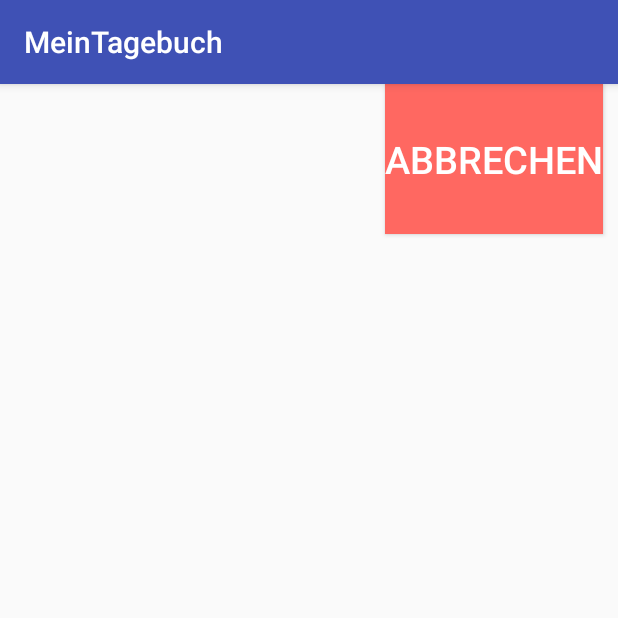
After one commit to winokurow/MeinTagebuch, an Android app: the StatisticActivity screen opened directly, with no data from a screen before it, on a phone screen of 412 x 824 dp, the top half of it. The commit adds this screen. Run offline under Robolectric (Android 15) with nearby library versions, the phone set to English and light mode, and no system bars.

```diff
--- a/meintagebuch/src/main/AndroidManifest.xml
+++ b/meintagebuch/src/main/AndroidManifest.xml
@@ -1,18 +1,30 @@
-<?xml version="1.0" encoding="utf-8"?><manifest xmlns:android="http://schemas.android.com/apk/res/android"
+<?xml version="1.0" encoding="utf-8"?>
+<manifest xmlns:android="http://schemas.android.com/apk/res/android"
     package="ilw.org.meintagebuch">
 
-<application android:allowBackup="true" android:icon="@mipmap/ic_launcher" android:label="@string/app_name"
-    android:roundIcon="@mipmap/ic_launcher_round" android:supportsRtl="true" android:theme="@style/AppTheme">
-    <activity android:name="org.ilw.meintagebuch.activities.MainActivity" android:label="@string/app_name"
-        android:launchMode="singleTop" android:windowSoftInputMode="adjustPan">
+    <application
+        android:allowBackup="true"
+        android:icon="@mipmap/ic_launcher"
+        android:label="@string/app_name"
+        android:roundIcon="@mipmap/ic_launcher_round"
+        android:supportsRtl="true"
+        android:theme="@style/AppTheme">
+        <activity
+            android:name="org.ilw.meintagebuch.activities.MainActivity"
+            android:label="@string/app_name"
+            android:launchMode="singleTop"
+            android:windowSoftInputMode="adjustPan">
             <intent-filter>
                 <action android:name="android.intent.action.MAIN" />
 
                 <category android:name="android.intent.category.LAUNCHER" />
             </intent-filter>
         </activity>
+        <activity
+            android:name="org.ilw.meintagebuch.activities.SettingsActivity"
+            android:label="@string/title_activity_settings"
+            android:theme="@style/AppTheme.NoActionBar" />
+        <activity android:name="org.ilw.meintagebuch.activities.StatisticActivity"></activity>
+    </application>
 
-    <activity android:name="org.ilw.meintagebuch.activities.SettingsActivity" android:label="@string/title_activity_settings"
-        android:theme="@style/AppTheme.NoActionBar"></activity>
-</application>
 </manifest>
--- a/meintagebuch/src/main/java/org/ilw/meintagebuch/activities/MainActivity.java
+++ b/meintagebuch/src/main/java/org/ilw/meintagebuch/activities/MainActivity.java
@@ -112,6 +112,16 @@ public class MainActivity extends AppCompatActivity {
             public void onClick(View view) {
                 save();
                 Intent myIntent = new Intent(MainActivity.this, SettingsActivity.class);
+                startActivityForResult(myIntent, 1);
+            }
+        });
+
+        ImageButton buttonStatistic = (ImageButton) findViewById(R.id.statisticButton);
+        buttonStatistic.setOnClickListener(new View.OnClickListener() {
+
+            public void onClick(View view) {
+                save();
+                Intent myIntent = new Intent(MainActivity.this, StatisticActivity.class);
                 startActivityForResult(myIntent, 1);
             }
         });
--- a/meintagebuch/src/main/java/org/ilw/meintagebuch/activities/SettingsActivity.java
+++ b/meintagebuch/src/main/java/org/ilw/meintagebuch/activities/SettingsActivity.java
@@ -173,10 +173,8 @@ public class SettingsActivity extends AppCompatActivity {
                 .setPositiveButton("OK",
                         new DialogInterface.OnClickListener() {
                             public void onClick(DialogInterface dialog,int id) {
-                                // get user input and set it to result
-                                // edit text
-                                //comments.put(elementName, userInput.getText().toString());
-                                //redraw();
+                                db.addSubject(userInput.getText().toString(), "1", userInput.getText().toString());
+                                recreate();
                             }
                         })
                 .setNegativeButton("Cancel",
--- /dev/null
+++ b/meintagebuch/src/main/java/org/ilw/meintagebuch/activities/StatisticActivity.java
@@ -0,0 +1,29 @@
+package org.ilw.meintagebuch.activities;
+
+import android.content.Intent;
+import android.os.Bundle;
+import android.support.v7.app.AppCompatActivity;
+import android.view.View;
+import android.widget.Button;
+
+import ilw.org.meintagebuch.R;
+
+public class StatisticActivity extends AppCompatActivity {
+
+    @Override
+    protected void onCreate(Bundle savedInstanceState) {
+        super.onCreate(savedInstanceState);
+        setContentView(R.layout.activity_statistic);
+
+        Button abbrechenButton = (Button) findViewById(R.id.btnOK);
+
+        abbrechenButton.setOnClickListener(new View.OnClickListener() {
+
+            public void onClick(View view) {
+                Intent returnIntent = new Intent();
+                setResult(RESULT_CANCELED, returnIntent);
+                finish();
+            }
+        });
+    }
+}
--- /dev/null
+++ b/meintagebuch/src/main/res/layout/activity_statistic.xml
@@ -0,0 +1,44 @@
+<?xml version="1.0" encoding="utf-8"?>
+<RelativeLayout xmlns:android="http://schemas.android.com/apk/res/android"
+    android:id="@+id/mainLayout"
+    android:layout_width="match_parent"
+    android:layout_height="match_parent"
+    >
+    <ScrollView
+        android:layout_alignParentTop="true"
+        android:id="@+id/topLayout"
+        android:layout_width="match_parent"
+        android:layout_height="wrap_content" >
+        <LinearLayout
+            android:id="@+id/dynamic"
+            android:layout_width="match_parent"
+            android:layout_height="match_parent"
+            android:orientation="vertical">
+        </LinearLayout>
+    </ScrollView>
+    <LinearLayout
+        android:orientation="horizontal"
+        android:layout_width="fill_parent"
+        android:layout_height="wrap_content"
+        android:layout_below="@id/topLayout"
+        android:gravity="right">
+        <LinearLayout
+            android:orientation="horizontal"
+            android:layout_width="fill_parent"
+            android:layout_height="wrap_content"
+            android:gravity="right">
+            <Button
+                android:id="@+id/btnOK"
+                android:layout_width="wrap_content"
+                android:layout_height="100dp"
+                android:layout_marginTop="40dip"
+                android:layout_margin="10dp"
+                android:background="@color/btn_logut_bg"
+                android:text="@string/btn_abbrechen"
+                android:textAllCaps="false"
+                android:textColor="@color/white"
+                android:layout_gravity="right"
+                android:textSize="25dp" />
+        </LinearLayout>
+    </LinearLayout>
+</RelativeLayout>
--- a/meintagebuch/src/main/res/values-ldltr/strings.xml
+++ b/meintagebuch/src/main/res/values-ldltr/strings.xml
@@ -4,4 +4,5 @@
     <string name="hint_datum">Datum</string>
     <string name="btn_speichern">SPEICHERN</string>
     <string name="btn_abbrechen">ABBRECHEN</string>
+    <string name="btn_ok">OK</string>
 </resources>
```
Lines whose indentation alone changed are shown as unchanged.
